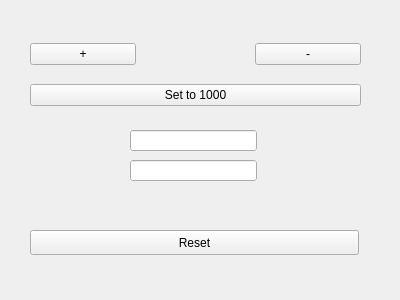
Above: examples/pushbutton/pushbutton.ui from slaclab/pydm before the change. Below: the same form after it.
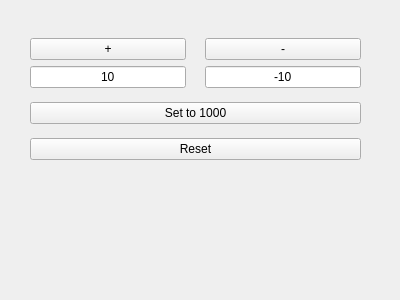
That is the form after the change. Custom widgets are drawn as their Qt base class.

Commit message: Modifed examples for lineedit and pushbutton

```diff
--- a/examples/pushbutton/pushbutton.ui
+++ b/examples/pushbutton/pushbutton.ui
@@ -19,13 +19,17 @@
      <x>30</x>
      <y>30</y>
      <width>331</width>
-     <height>91</height>
+     <height>141</height>
     </rect>
    </property>
    <layout class="QVBoxLayout" name="verticalLayout_2">
     <item>
      <layout class="QHBoxLayout" name="horizontalLayout_2">
       <item>
+       <layout class="QHBoxLayout" name="horizontalLayout">
+        <item>
+         <layout class="QVBoxLayout" name="verticalLayout_3">
+          <item>
        <widget class="PyDMPushButton" name="positiveButton">
         <property name="text">
          <string>+</string>
@@ -42,6 +46,18 @@
        </widget>
       </item>
       <item>
+           <widget class="QLineEdit" name="lineEdit">
+            <property name="text">
+             <string>10</string>
+            </property>
+            <property name="alignment">
+             <set>Qt::AlignCenter</set>
+            </property>
+           </widget>
+          </item>
+         </layout>
+        </item>
+        <item>
        <widget class="PyDMLabel" name="pydmLabel">
         <property name="toolTip">
          <string/>
@@ -64,6 +80,8 @@
        </widget>
       </item>
       <item>
+         <layout class="QVBoxLayout" name="verticalLayout">
+          <item>
        <widget class="PyDMPushButton" name="positiveButton_2">
         <property name="text">
          <string>-</string>
@@ -79,6 +97,20 @@
         </property>
        </widget>
       </item>
+          <item>
+           <widget class="QLineEdit" name="lineEdit_2">
+            <property name="text">
+             <string>-10</string>
+            </property>
+            <property name="alignment">
+             <set>Qt::AlignCenter</set>
+            </property>
+           </widget>
+          </item>
+         </layout>
+        </item>
+       </layout>
+      </item>
      </layout>
     </item>
     <item>
@@ -94,61 +126,8 @@
       </property>
      </widget>
     </item>
-   </layout>
-  </widget>
-  <widget class="PyDMLineEdit" name="pydmLineEdit">
-   <property name="geometry">
-    <rect>
-     <x>130</x>
-     <y>130</y>
-     <width>127</width>
-     <height>21</height>
-    </rect>
-   </property>
-   <property name="toolTip">
-    <string/>
-   </property>
-   <property name="whatsThis">
-    <string/>
-   </property>
-   <property name="autoFillBackground">
-    <bool>true</bool>
-   </property>
-   <property name="channel" stdset="0">
-    <string>ca://TST:PYQT:STRING</string>
-   </property>
-  </widget>
-  <widget class="PyDMLineEdit" name="pydmLineEdit_2">
-   <property name="geometry">
-    <rect>
-     <x>130</x>
-     <y>160</y>
-     <width>127</width>
-     <height>21</height>
-    </rect>
-   </property>
-   <property name="toolTip">
-    <string/>
-   </property>
-   <property name="whatsThis">
-    <string/>
-   </property>
-   <property name="autoFillBackground">
-    <bool>true</bool>
-   </property>
-   <property name="channel" stdset="0">
-    <string>ca://TST:PYQT:FLOAT</string>
-   </property>
-  </widget>
+    <item>
   <widget class="PyDMPushButton" name="pydmpushbutton_2">
-   <property name="geometry">
-    <rect>
-     <x>30</x>
-     <y>230</y>
-     <width>329</width>
-     <height>25</height>
-    </rect>
-   </property>
    <property name="text">
     <string>Reset</string>
    </property>
@@ -159,6 +138,17 @@
     <string>0.0</string>
    </property>
   </widget>
+    </item>
+   </layout>
+  </widget>
+  <zorder>layoutWidget</zorder>
+  <zorder>lineEdit</zorder>
+  <zorder>lineEdit_2</zorder>
+  <zorder>positiveButton_2</zorder>
+  <zorder>positiveButton</zorder>
+  <zorder></zorder>
+  <zorder>pydmLabel</zorder>
+  <zorder>positiveButton</zorder>
  </widget>
  <customwidgets>
   <customwidget>
@@ -166,11 +156,6 @@
    <extends>QLabel</extends>
    <header>label</header>
   </customwidget>
-  <customwidget>
-   <class>PyDMLineEdit</class>
-   <extends>QLineEdit</extends>
-   <header>line_edit</header>
-  </customwidget>
   <customwidget>
    <class>PyDMPushButton</class>
    <extends>QPushButton</extends>
```
Left out of the diff: 35 changed lines with no effect on the pictures. Lines whose indentation alone changed are shown as unchanged. The commit also changes 1 other file.
